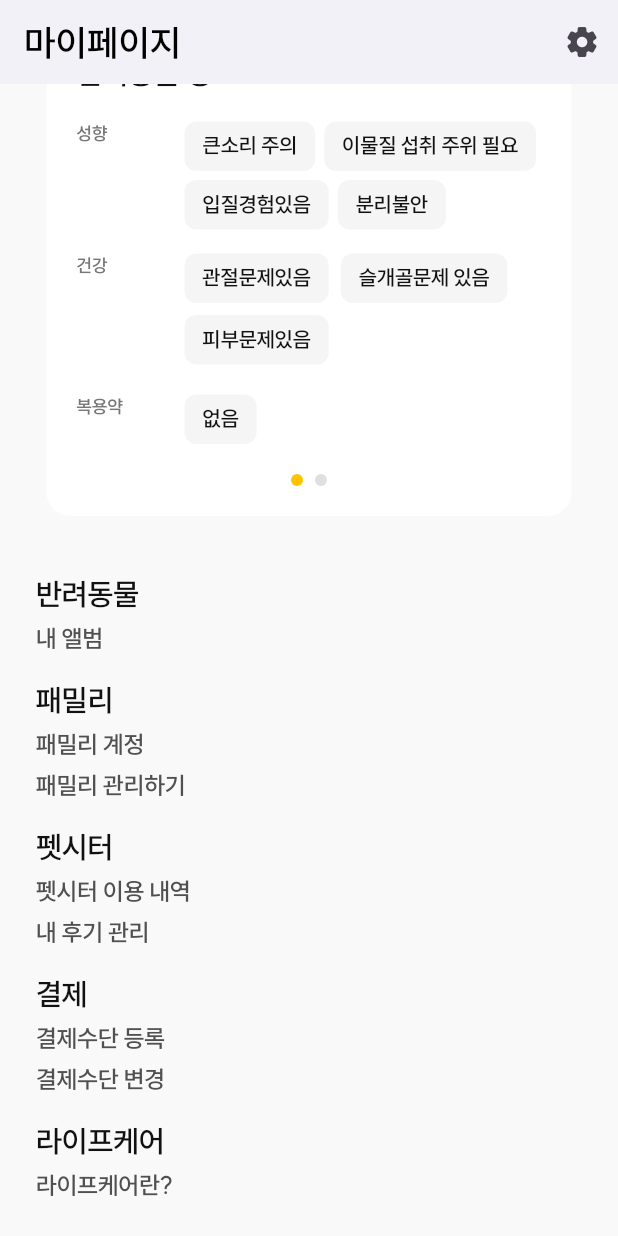
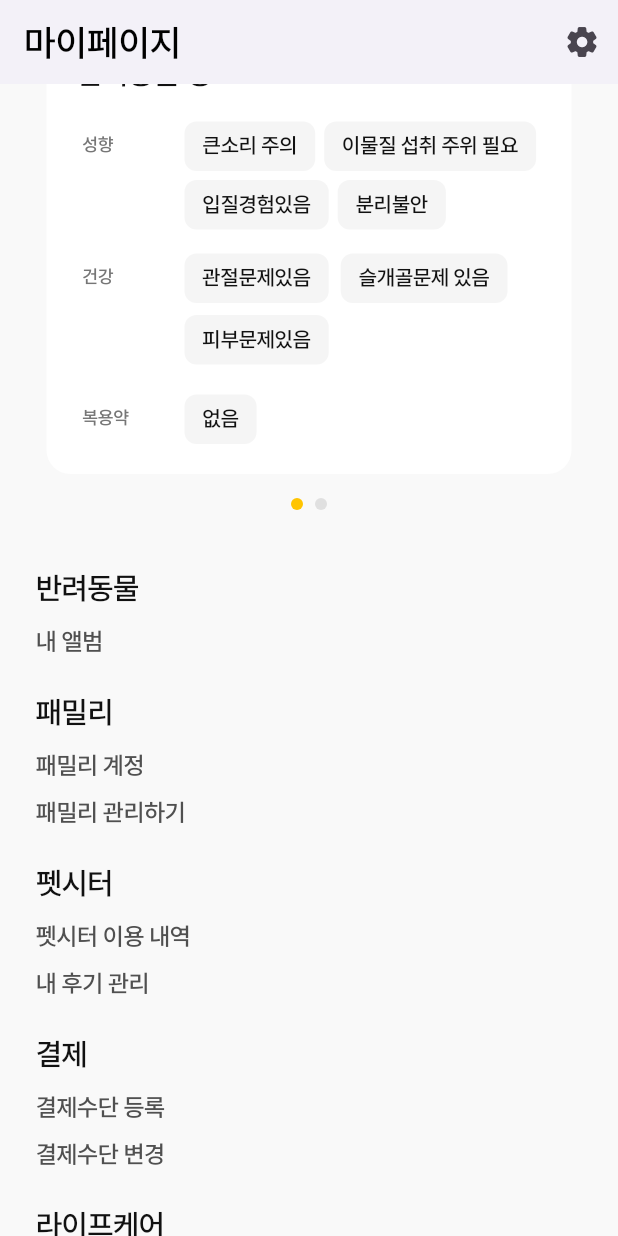
Before and after one commit to ssia009/pet_album_mobile_new, a Flutter app: the MyPage screen opened directly, scrolled down 541 dp, on a phone screen of 412 x 824 dp. Run offline on Flutter 3.47's test engine with Material 3 defaults, Android fonts, the phone set to English and light mode, and no system bars; our stand-ins replace dotted_border, flutter_svg; network calls fail; project files that could hold a hidden picture were left out.

Commit message:
260219-이시아-1

```diff
--- a/lib/features/presentation/pages/main/my_page.dart
+++ b/lib/features/presentation/pages/main/my_page.dart
@@ -156,13 +156,17 @@ class _MyPageState extends State<MyPage> {
               Center(
                 child: ConstrainedBox(
                   constraints: const BoxConstraints(maxWidth: 350),
-                  child:Container(
+                  child: Column(
+                    children: [
+
+                      // ✅ 하얀 박스
+                      Container(
+                        width: 350,
                         padding: const EdgeInsets.all(20),
                         decoration: BoxDecoration(
                           color: AppColors.white,
                           borderRadius: BorderRadius.circular(16),
                         ),
-                    width: 350,
                         child: Column(
                           crossAxisAlignment: CrossAxisAlignment.start,
                           children: [
@@ -181,10 +185,15 @@ class _MyPageState extends State<MyPage> {
                               children: [
                                 SizedBox(
                                   width: 60,
+                                  child: Container(
+                                    width: 40,
+                                    height: 29,
+                                    padding: const EdgeInsets.fromLTRB(4, 7.5, 5, 7.5),
                                     child: Text(
                                       '성향',
                                       style: AppTextStyle.caption12R120.copyWith(
                                         color: AppColors.f03,
+                                      ),
                                     ),
                                   ),
                                 ),
@@ -211,10 +220,15 @@ class _MyPageState extends State<MyPage> {
                               children: [
                                 SizedBox(
                                   width: 60,
+                                  child: Container(
+                                    width: 40,
+                                    height: 29,
+                                    padding: const EdgeInsets.fromLTRB(4, 7.5, 5, 7.5),
                                     child: Text(
                                       '건강',
                                       style: AppTextStyle.caption12R120.copyWith(
                                         color: AppColors.f03,
+                                      ),
                                     ),
                                   ),
                                 ),
@@ -240,10 +254,15 @@ class _MyPageState extends State<MyPage> {
                               children: [
                                 SizedBox(
                                   width: 60,
+                                  child: Container(
+                                    width: 40,
+                                    height: 29,
+                                    padding: const EdgeInsets.fromLTRB(4, 7.5, 5, 7.5),
                                     child: Text(
                                       '복용약',
                                       style: AppTextStyle.caption12R120.copyWith(
                                         color: AppColors.f03,
+                                      ),
                                     ),
                                   ),
                                 ),
@@ -254,25 +273,34 @@ class _MyPageState extends State<MyPage> {
                                     runSpacing: 8,
                                     children: [
                                       _buildChip('없음'),
-
                                     ],
                                   ),
                                 ),
                               ],
                             ),
-                        const SizedBox(height: 20),
+                          ],
+                        ),
+                      ),
 
-                        // 페이지 인디케이터
+                      const SizedBox(height: 16),
+
+                      //페이지 인디케이터
                       _buildPageIndicator(),
+
                     ],
                   ),
                 ),
               ),
-              ),
+
 
               const SizedBox(height: 40),
 
               // 반려동물
+              SizedBox(
+                width: 350,
+                child: Column(
+                  crossAxisAlignment: CrossAxisAlignment.start,
+                  children: [
                     Text(
                       '반려동물',
                       style: AppTextStyle.subtitle20M120.copyWith(
@@ -280,38 +308,59 @@ class _MyPageState extends State<MyPage> {
                       ),
                     ),
                     const SizedBox(height: 8),
-              Text(
+                    Padding(
+                      padding: const EdgeInsets.symmetric(
+                        vertical: 6,
+                      ),
+                      child: Text(
                         '내 앨범',
                         style: AppTextStyle.body16M120.copyWith(
                           color: AppColors.f04,
                         ),
                       ),
+                    ),
+                  ],
+                ),
+              ),
+
 
 
               const SizedBox(height: 20),
-
+//패밀리
               Text(
                 '패밀리',
                 style: AppTextStyle.subtitle20M120.copyWith(
                   color: AppColors.f05,
                 ),
               ),
+
               const SizedBox(height: 8),
-              Text(
+
+              Padding(
+                padding: const EdgeInsets.symmetric(vertical: 6),
+                child: Text(
                   '패밀리 계정',
                   style: AppTextStyle.body16M120.copyWith(
                     color: AppColors.f04,
                   ),
                 ),
-              const SizedBox(height: 8),
-              Text(
+              ),
+
+              const SizedBox(height: 0),
+
+              Padding(
+                padding: const EdgeInsets.symmetric(vertical: 6),
+                child: Text(
                   '패밀리 관리하기',
                   style: AppTextStyle.body16M120.copyWith(
                     color: AppColors.f04,
                   ),
                 ),
+              ),
 
               const SizedBox(height: 20),
+
+
 
               // 펫시터
               Text(
@@ -320,18 +369,28 @@ class _MyPageState extends State<MyPage> {
                   color: AppColors.f05,
                 ),
               ),
+
               const SizedBox(height: 8),
-              Text(
+
+              Padding(
+                padding: const EdgeInsets.symmetric(vertical: 6),
+                child: Text(
                   '펫시터 이용 내역',
                   style: AppTextStyle.body16M120.copyWith(
                     color: AppColors.f04,
                   ),
                 ),
-              const SizedBox(height: 8),
-              Text(
+              ),
+
+              const SizedBox(height: 0),
+
+              Padding(
+                padding: const EdgeInsets.symmetric(vertical: 6),
+                child: Text(
                   '내 후기 관리',
                   style: AppTextStyle.body16M120.copyWith(
                     color: AppColors.f04,
+                  ),
                 ),
               ),
 
@@ -344,20 +403,31 @@ class _MyPageState extends State<MyPage> {
                   color: AppColors.f05,
                 ),
               ),
+
               const SizedBox(height: 8),
-              Text(
+
+              Padding(
+                padding: const EdgeInsets.symmetric(vertical: 6),
+                child: Text(
                   '결제수단 등록',
                   style: AppTextStyle.body16M120.copyWith(
                     color: AppColors.f04,
                   ),
                 ),
-              const SizedBox(height: 8),
-              Text(
+              ),
+
+              const SizedBox(height: 0),
+
+              Padding(
+                padding: const EdgeInsets.symmetric(vertical: 6),
+                child: Text(
                   '결제수단 변경',
                   style: AppTextStyle.body16M120.copyWith(
                     color: AppColors.f04,
                   ),
                 ),
+              ),
+
 
               const SizedBox(height: 20),
 
@@ -368,13 +438,19 @@ class _MyPageState extends State<MyPage> {
                   color: AppColors.f05,
                 ),
               ),
+
               const SizedBox(height: 8),
-              Text(
+
+              Padding(
+                padding: const EdgeInsets.symmetric(vertical: 6),
+                child: Text(
                   '라이프케어란?',
                   style: AppTextStyle.body16M120.copyWith(
                     color: AppColors.f04,
                   ),
                 ),
+              ),
+
             ],
           ),
         ),
```
Also changed, not shown: 1 other file. Lines whose indentation alone changed are shown as unchanged.
